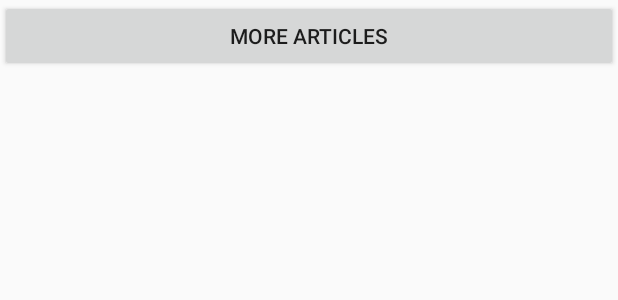
After one commit to annabuczek/ArtificialIntelligenceNews, an Android app: the layout list_view_footer.xml on its own in the app's theme, with its tools: preview values and no code run, on a phone screen of 412 x 824 dp. The commit adds this screen. Shown: the top 300 px of the screen. Run offline under Robolectric (Android 15) with nearby library versions, the phone set to English and light mode, and no system bars.

Commit message:
Add button to load more articles

```diff
--- a/app/src/main/res/layout/activity_main.xml
+++ b/app/src/main/res/layout/activity_main.xml
@@ -36,4 +36,5 @@
         app:layout_constraintBottom_toBottomOf="parent"
         app:layout_constraintRight_toRightOf="parent"
         app:layout_constraintLeft_toLeftOf="parent"/>
+
 </android.support.constraint.ConstraintLayout>
--- /dev/null
+++ b/app/src/main/res/layout/list_view_footer.xml
@@ -0,0 +1,13 @@
+<?xml version="1.0" encoding="utf-8"?>
+<LinearLayout
+    xmlns:android="http://schemas.android.com/apk/res/android" android:layout_width="match_parent"
+    android:layout_height="match_parent"
+    android:orientation="vertical">
+
+    <Button
+        android:id="@+id/more_button"
+        android:layout_width="match_parent"
+        android:layout_height="wrap_content"
+        android:text="@string/more_button"
+        android:padding="@dimen/list_item_padding"/>
+</LinearLayout>
--- a/app/src/main/res/values/strings.xml
+++ b/app/src/main/res/values/strings.xml
@@ -1,3 +1,5 @@
 <resources>
     <string name="app_name">Artificial Intelligence News</string>
+
+    <string name="more_button">more articles</string>
 </resources>
```
Also changed, not shown: app/src/main/java/com/example/android/artificialintelligencenews/MainActivity.java (+43 -2 lines), app/src/main/java/com/example/android/artificialintelligencenews/QueryUtils.java (+35 -1 lines).
